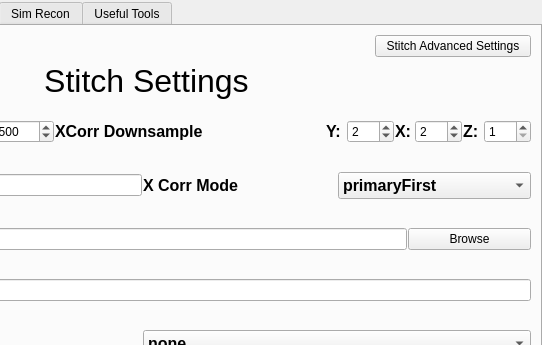
The window that src/mainwindow.ui (abcucberkeley/PetaKit5D-GUI) describes before a commit, drawn with Qt 5; both pictures show x 258 to 800 and y 0 to 345 of the 800 by 600 pixel window.
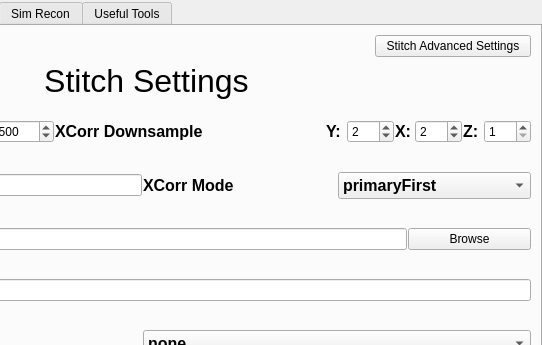
The same window after the commit. The open tabs and pages were chosen to show the change.

Patch:
```diff
--- a/src/mainwindow.ui
+++ b/src/mainwindow.ui
@@ -1736,7 +1736,7 @@
                </font>
               </property>
               <property name="text">
-               <string>X Corr Mode</string>
+               <string>XCorr Mode</string>
               </property>
              </widget>
             </item>
```
